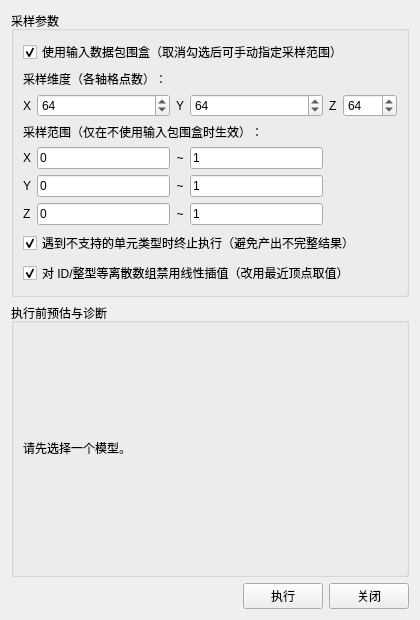
Above: Qt/Resources/UI/igQtResampleToImage.ui from BuzzyKey/igamevis before the change. Below: the same form after it.
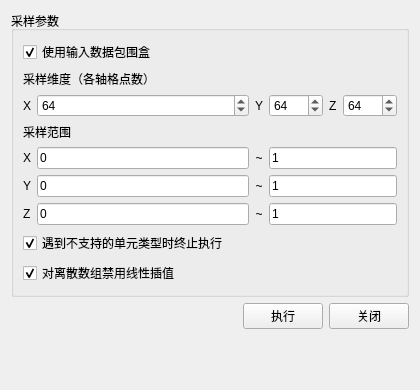
That is the form after the change.

Commit message: fix: correct CGNS resampling and align Resample To Image UI

Patch:
```diff
--- a/Qt/Resources/UI/igQtResampleToImage.ui
+++ b/Qt/Resources/UI/igQtResampleToImage.ui
@@ -7,7 +7,7 @@
     <x>0</x>
     <y>0</y>
     <width>420</width>
-    <height>620</height>
+    <height>390</height>
    </rect>
   </property>
   <property name="windowTitle">
@@ -23,7 +23,10 @@
       <item row="0" column="0" colspan="6">
        <widget class="QCheckBox" name="checkBox_UseInputBounds">
         <property name="text">
-         <string>使用输入数据包围盒（取消勾选后可手动指定采样范围）</string>
+         <string>使用输入数据包围盒</string>
+        </property>
+        <property name="toolTip">
+         <string>取消勾选后可手动指定采样范围。</string>
         </property>
         <property name="checked">
          <bool>true</bool>
@@ -33,7 +36,7 @@
       <item row="1" column="0" colspan="6">
        <widget class="QLabel" name="label_DimTitle">
         <property name="text">
-         <string>采样维度（各轴格点数）：</string>
+         <string>采样维度（各轴格点数）</string>
         </property>
        </widget>
       </item>
@@ -100,7 +103,10 @@
       <item row="3" column="0" colspan="6">
        <widget class="QLabel" name="label_BoundsTitle">
         <property name="text">
-         <string>采样范围（仅在不使用输入包围盒时生效）：</string>
+         <string>采样范围</string>
+        </property>
+        <property name="toolTip">
+         <string>仅在不使用输入数据包围盒时生效。</string>
         </property>
        </widget>
       </item>
@@ -128,7 +134,7 @@
         </property>
        </widget>
       </item>
-      <item row="4" column="3">
+      <item row="4" column="3" colspan="3">
        <widget class="QLineEdit" name="lineEdit_XMax">
         <property name="text">
          <string>1</string>
@@ -159,7 +165,7 @@
         </property>
        </widget>
       </item>
-      <item row="5" column="3">
+      <item row="5" column="3" colspan="3">
        <widget class="QLineEdit" name="lineEdit_YMax">
         <property name="text">
          <string>1</string>
@@ -190,7 +196,7 @@
         </property>
        </widget>
       </item>
-      <item row="6" column="3">
+      <item row="6" column="3" colspan="3">
        <widget class="QLineEdit" name="lineEdit_ZMax">
         <property name="text">
          <string>1</string>
@@ -200,7 +206,10 @@
       <item row="7" column="0" colspan="6">
        <widget class="QCheckBox" name="checkBox_FailOnUnsupported">
         <property name="text">
-         <string>遇到不支持的单元类型时终止执行（避免产出不完整结果）</string>
+         <string>遇到不支持的单元类型时终止执行</string>
+        </property>
+        <property name="toolTip">
+         <string>避免产出不完整结果。</string>
         </property>
         <property name="checked">
          <bool>true</bool>
@@ -210,7 +219,10 @@
       <item row="8" column="0" colspan="6">
        <widget class="QCheckBox" name="checkBox_DisableDiscreteInterp">
         <property name="text">
-         <string>对 ID/整型等离散数组禁用线性插值（改用最近顶点取值）</string>
+         <string>对离散数组禁用线性插值</string>
+        </property>
+        <property name="toolTip">
+         <string>对 ID/整型等离散数组改用最近顶点取值。</string>
         </property>
         <property name="checked">
          <bool>true</bool>
@@ -220,28 +232,6 @@
      </layout>
     </widget>
    </item>
-   <item>
-    <widget class="QGroupBox" name="groupBox_Info">
-     <property name="title">
-      <string>执行前预估与诊断</string>
-     </property>
-     <layout class="QVBoxLayout" name="verticalLayout_Info">
-      <item>
-       <widget class="QLabel" name="label_Info">
-        <property name="text">
-         <string>请先选择一个模型。</string>
-        </property>
-        <property name="textInteractionFlags">
-         <set>Qt::TextSelectableByMouse</set>
-        </property>
-        <property name="wordWrap">
-         <bool>true</bool>
-        </property>
-       </widget>
-      </item>
-     </layout>
-    </widget>
-   </item>
    <item>
     <layout class="QHBoxLayout" name="horizontalLayout_Buttons">
      <item>
@@ -273,6 +263,16 @@
      </item>
     </layout>
    </item>
+   <item>
+    <spacer name="verticalSpacer">
+     <property name="orientation">
+      <enum>Qt::Vertical</enum>
+     </property>
+     <property name="sizeHint" stdset="0">
+      <size><width>20</width><height>40</height></size>
+     </property>
+    </spacer>
+   </item>
   </layout>
  </widget>
  <resources/>
```
The commit also changes 19 other files.
